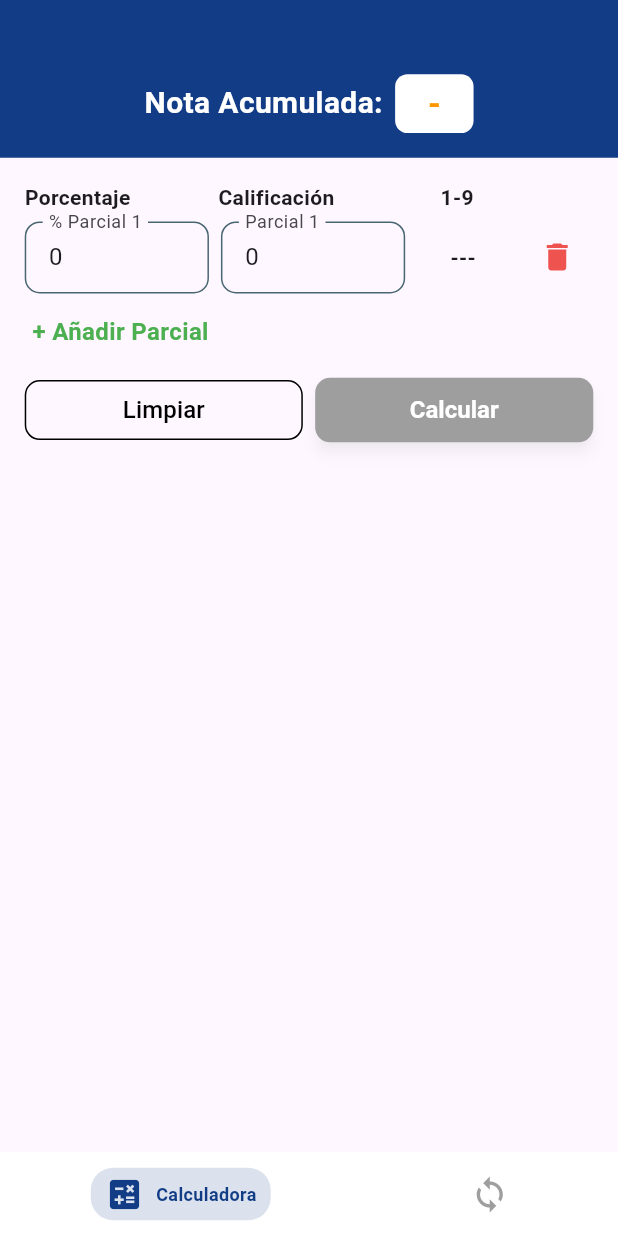
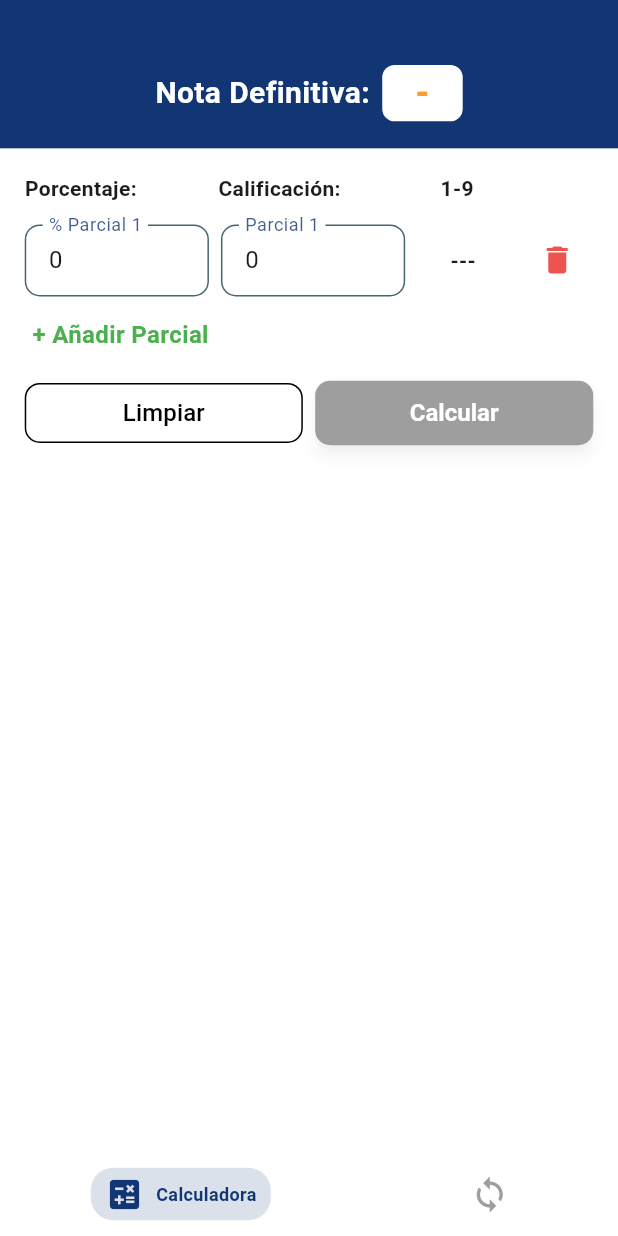
Before and after one commit to dylanroman03/CalculadoraUNET, a Flutter app: the screen it shows after launch, on a phone screen of 412 x 824 dp. Run offline on Flutter 3.47's test engine with Material 3 defaults, Android fonts, the phone set to English and light mode, and no system bars; drawn by our look-alikes of persistent_bottom_nav_bar; our stand-ins replace device_preview.

Commit message:
feat(ui): update app theme colors and enhance UI layout across screens

```diff
--- a/lib/UI/app_theme.dart
+++ b/lib/UI/app_theme.dart
@@ -7,7 +7,7 @@ class AppTheme {
   static const Color background = Color(0xFFF2F3F8);
   static const Color nearlyDarkBlue = Color(0xFF2633C5);
 
-  static const Color nearlyBlue = Color(0xFF123d86);
+  static const Color nearlyBlue = Color.fromARGB(255, 18, 54, 116);
   static const Color nearlyRed = Color.fromRGBO(239, 83, 80, 1);
   static const Color nearlyBlack = Color(0xFF213333);
   static const Color grey = Color(0xFF3A5160);
@@ -105,6 +105,11 @@ ThemeData get lightTheme {
     iconTheme: const IconThemeData(
       color: AppTheme.nearlyBlack,
     ),
+    textSelectionTheme: TextSelectionThemeData(
+      selectionColor: primary.withOpacity(0.5),
+      cursorColor: primary,
+      selectionHandleColor: primary,
+    ),
     // iconButtonTheme: IconButtonThemeData(
     //   style: ButtonStyle(
     //     iconColor: Colors.black
--- a/lib/UI/screens/convert_screen/convert_screen.dart
+++ b/lib/UI/screens/convert_screen/convert_screen.dart
@@ -49,12 +49,15 @@ class _ConvertScreenState extends State<ConvertScreen> {
   Widget build(BuildContext context) {
     Size size = MediaQuery.of(context).size;
     return Scaffold(
+      backgroundColor: Colors.white,
       body: Column(
         mainAxisSize: MainAxisSize.min,
+        mainAxisAlignment: MainAxisAlignment.center,
         children: [
           Container(
+            height: size.height * 0.12,
             color: AppTheme.nearlyBlue,
-            padding: EdgeInsets.all(size.width * 0.04),
+            padding: EdgeInsets.only(top: size.width * 0.025),
             child: Column(
               children: [
                 SizedBox(height: size.height * 0.05),
--- a/lib/UI/screens/main_screen/main_screen.dart
+++ b/lib/UI/screens/main_screen/main_screen.dart
@@ -28,7 +28,7 @@ class MainScreen extends StatelessWidget {
         ),
         PersistentBottomNavBarItem(
           icon: const Icon(Icons.sync),
-          title: "Nota",
+          title: "Conversión",
           activeColorPrimary: AppTheme.nearlyBlue,
           inactiveColorPrimary: Colors.grey,
         ),
--- a/lib/UI/screens/total_screen/total_screen.dart
+++ b/lib/UI/screens/total_screen/total_screen.dart
@@ -174,11 +174,14 @@ class _TotalScreenState extends State<TotalScreen> {
     Size size = MediaQuery.of(context).size;
 
     return Scaffold(
+      backgroundColor: Colors.white,
       body: Column(
+        mainAxisAlignment: MainAxisAlignment.center,
         children: [
           Container(
+            height: size.height * 0.12,
             color: AppTheme.nearlyBlue,
-            padding: EdgeInsets.all(size.width * 0.04),
+            padding: EdgeInsets.only(top: size.width * 0.025),
             child: Column(
               children: [
                 SizedBox(height: size.height * 0.04),
@@ -186,7 +189,7 @@ class _TotalScreenState extends State<TotalScreen> {
                   mainAxisAlignment: MainAxisAlignment.center,
                   children: [
                     const Text(
-                      "Nota Acumulada:",
+                      "Nota Definitiva:",
                       style: TextStyle(
                         fontSize: 20,
                         fontWeight: FontWeight.bold,
@@ -201,7 +204,7 @@ class _TotalScreenState extends State<TotalScreen> {
                       ),
                       padding: EdgeInsets.symmetric(
                         horizontal: size.width * 0.025,
-                        vertical: size.height * 0.005,
+                        vertical: size.height * 0.004,
                       ),
                       child: Text(
                         _finalGrade != null
@@ -209,8 +212,9 @@ class _TotalScreenState extends State<TotalScreen> {
                             : "  -  ",
                         style: const TextStyle(
                           fontSize: 22,
-                          fontWeight: FontWeight.bold,
-                          color: Colors.orange,
+                          fontWeight: FontWeight.w800,
+                          // color: Color.fromARGB(255, 255, 177, 31),
+                          color: Color.fromARGB(255, 255, 156, 43),
                         ),
                       ),
                     ),
--- a/lib/UI/screens/total_screen/widgets/header_row.dart
+++ b/lib/UI/screens/total_screen/widgets/header_row.dart
@@ -5,12 +5,16 @@ class HeaderRow extends StatelessWidget {
 
   @override
   Widget build(BuildContext context) {
-    return const Row(
+    Size size = MediaQuery.of(context).size;
+
+    return Padding(
+      padding: EdgeInsets.only(bottom: size.height * 0.01),
+      child: const Row(
         children: [
           Expanded(
             flex: 2,
             child: Text(
-            "Porcentaje",
+              "Porcentaje:",
               style: TextStyle(fontWeight: FontWeight.bold),
             ),
           ),
@@ -18,7 +22,7 @@ class HeaderRow extends StatelessWidget {
           Expanded(
             flex: 2,
             child: Text(
-            "Calificación",
+              "Calificación:",
               style: TextStyle(fontWeight: FontWeight.bold),
             ),
           ),
@@ -36,6 +40,7 @@ class HeaderRow extends StatelessWidget {
             child: SizedBox(),
           ),
         ],
+      ),
     );
   }
 }
--- a/lib/main.dart
+++ b/lib/main.dart
@@ -1,3 +1,4 @@
+import 'package:calculadora_unet/UI/app_theme.dart';
 import 'package:calculadora_unet/UI/screens/main_screen/main_screen.dart';
 import 'package:device_preview/device_preview.dart';
 import 'package:flutter/material.dart';
@@ -20,6 +21,16 @@ class MyApp extends StatelessWidget {
       title: 'Calculadora UNET',
       theme: ThemeData(
         colorScheme: ColorScheme.fromSeed(seedColor: Colors.deepPurple),
+        textSelectionTheme: TextSelectionThemeData(
+          selectionColor: AppTheme.nearlyBlue.withOpacity(0.5),
+          cursorColor: AppTheme.nearlyBlue.withOpacity(0.5),
+          selectionHandleColor: AppTheme.nearlyBlue.withOpacity(0.8),
+        ),
+        inputDecorationTheme: InputDecorationTheme(
+          floatingLabelStyle: TextStyle(
+            color: AppTheme.nearlyBlue.withOpacity(0.8),
+          ),
+        ),
         useMaterial3: true,
       ),
       debugShowCheckedModeBanner: false,
```
Also changed, not shown: lib/UI/screens/total_screen/widgets/grades_needed_display.dart (+31 -7 lines), 1 other file. Lines whose indentation alone changed are shown as unchanged.
